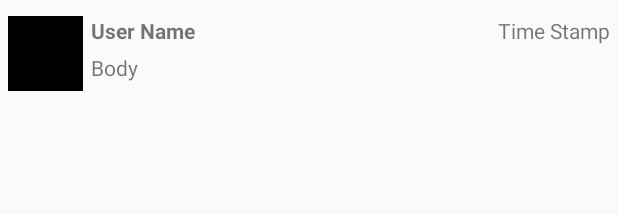
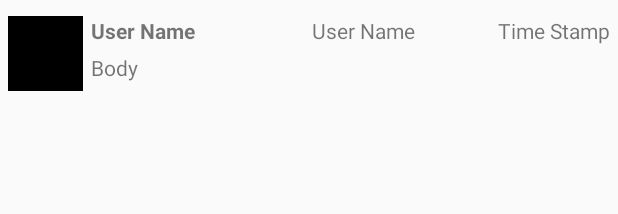
Before and after one commit to varshinim/SimpleTweets, an Android app: the layout item_tweet.xml on its own in the app's theme, with its tools: preview values and no code run, on a phone screen of 412 x 824 dp. Shown: the top 214 px of the screen. Run offline under Robolectric (Android 15) with nearby library versions, the phone set to English and light mode, and no system bars.

Commit message:
Updated with Username

```diff
--- a/app/src/main/java/com/codepath/apps/restclienttemplate/adapters/TweetAdapter.java
+++ b/app/src/main/java/com/codepath/apps/restclienttemplate/adapters/TweetAdapter.java
@@ -37,6 +37,7 @@ public class TweetAdapter extends RecyclerView.Adapter<TweetAdapter.ViewHolder>{
     public class ViewHolder extends RecyclerView.ViewHolder{
         public ImageView ivProfileImage;
         public TextView tvUserName;
+        public TextView tvName;
         public TextView tvBody;
         public TextView tvTimeStamp;
 
@@ -45,6 +46,7 @@ public class TweetAdapter extends RecyclerView.Adapter<TweetAdapter.ViewHolder>{
             // perform findViewById lookups
             ivProfileImage = (ImageView) tweet.findViewById(R.id.ivProfileImage);
             tvUserName = (TextView) tweet.findViewById(R.id.tvUserName);
+            tvName = (TextView) tweet.findViewById(R.id.tvName);
             tvBody = (TextView) tweet.findViewById(R.id.tvBody);
             tvTimeStamp = (TextView) tweet.findViewById(R.id.tvTimeStamp);
 
@@ -83,6 +85,7 @@ public class TweetAdapter extends RecyclerView.Adapter<TweetAdapter.ViewHolder>{
         Tweet tweet = tweets.get(position);
         //populate the view according to the position
         holder.tvUserName.setText(tweet.getUser().getName());
+        holder.tvName.setText("@" + tweet.getUser().getScreenName());
         holder.tvBody.setText(tweet.getBody());
         holder.tvTimeStamp.setText(getRelativeTimeAgo(tweet.getCreatedAt()));
         Glide.with(context).load(tweet.getUser().getProfileImageUrl()).into(holder.ivProfileImage);
--- a/app/src/main/res/layout/item_tweet.xml
+++ b/app/src/main/res/layout/item_tweet.xml
@@ -26,6 +26,16 @@
         android:layout_alignStart="@+id/tvBody"/>
 
     <TextView
+        android:id="@+id/tvName"
+        android:layout_width="wrap_content"
+        android:layout_height="wrap_content"
+        android:text="@string/user_name"
+        android:layout_alignBottom="@+id/tvTimeStamp"
+        android:layout_toStartOf="@+id/tvTimeStamp"
+        android:layout_marginEnd="55dp"
+        android:layout_alignTop="@+id/tvUserName" />
+
+    <TextView
         android:id="@+id/tvBody"
         android:layout_width="wrap_content"
         android:layout_height="wrap_content"
```
Also changed, not shown: 1 other file.
